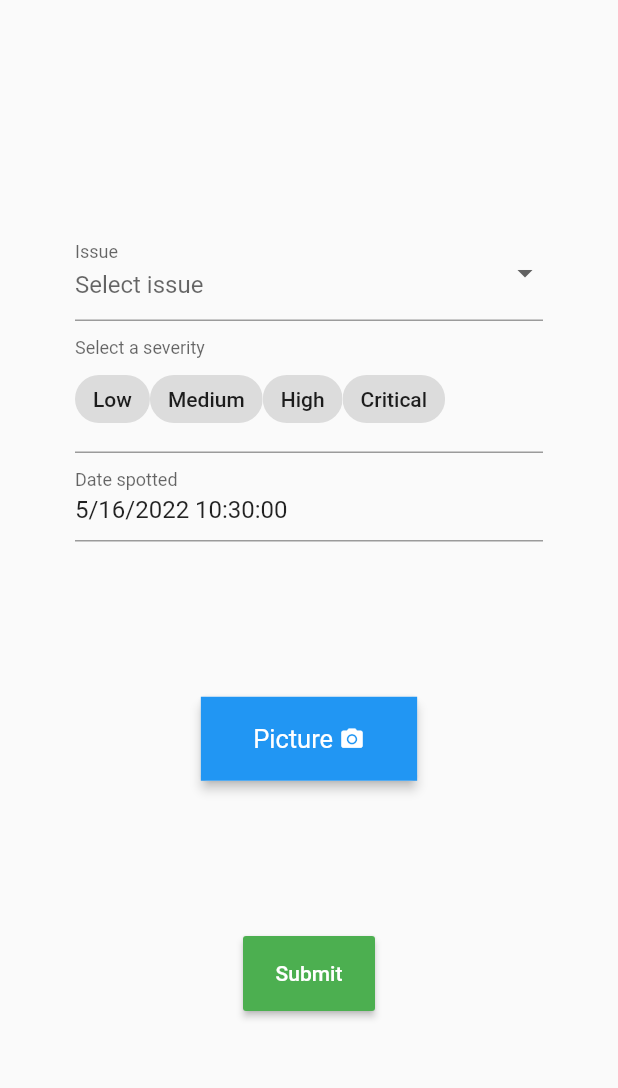
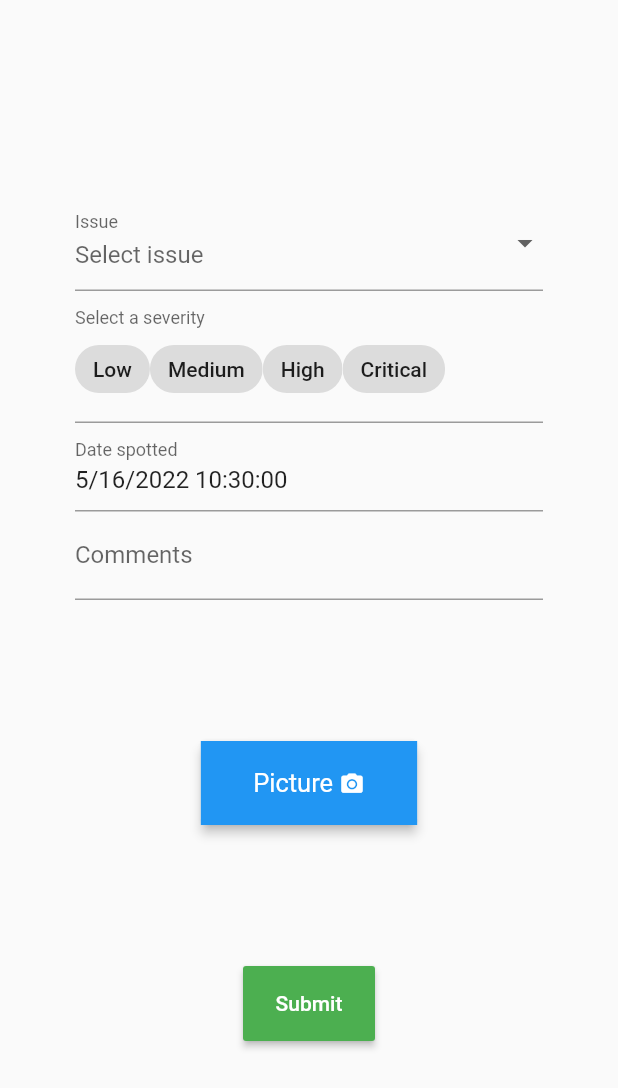
Before and after one commit to TejjD/lungisa-flutter, a Flutter app: the screen it shows after launch, on a phone screen of 412 x 824 dp. Shown: the top 1088 px of the screen. Run offline on Flutter 3.47's test engine with Material 2 defaults, Android fonts, the phone set to English and light mode, and no system bars; drawn by our look-alikes of flutter_form_builder; our stand-ins replace camera, form_builder_validators.

Commit message:
* added comments field to home page

```diff
--- a/lib/pages/home.dart
+++ b/lib/pages/home.dart
@@ -68,7 +68,7 @@ class _HomeState extends State<Home> {
         key: _formKey,
         child: Padding(
           padding:
-              const EdgeInsets.symmetric(vertical: 150.0, horizontal: 50.0),
+              const EdgeInsets.symmetric(vertical: 130.0, horizontal: 50.0),
           child: Column(mainAxisAlignment: MainAxisAlignment.start, children: [
             FormBuilderDropdown(
               name: 'issues',
@@ -110,6 +110,13 @@ class _HomeState extends State<Home> {
               initialTime: const TimeOfDay(hour: 8, minute: 0),
               initialValue: DateTime.now(),
               // enabled: true,
+            ),
+            FormBuilderTextField(
+              name: 'comments',
+              decoration: const InputDecoration(
+                labelText:
+                    'Comments',
+              ),
             ),
             const Spacer(),
             if (_images.isEmpty)
```
